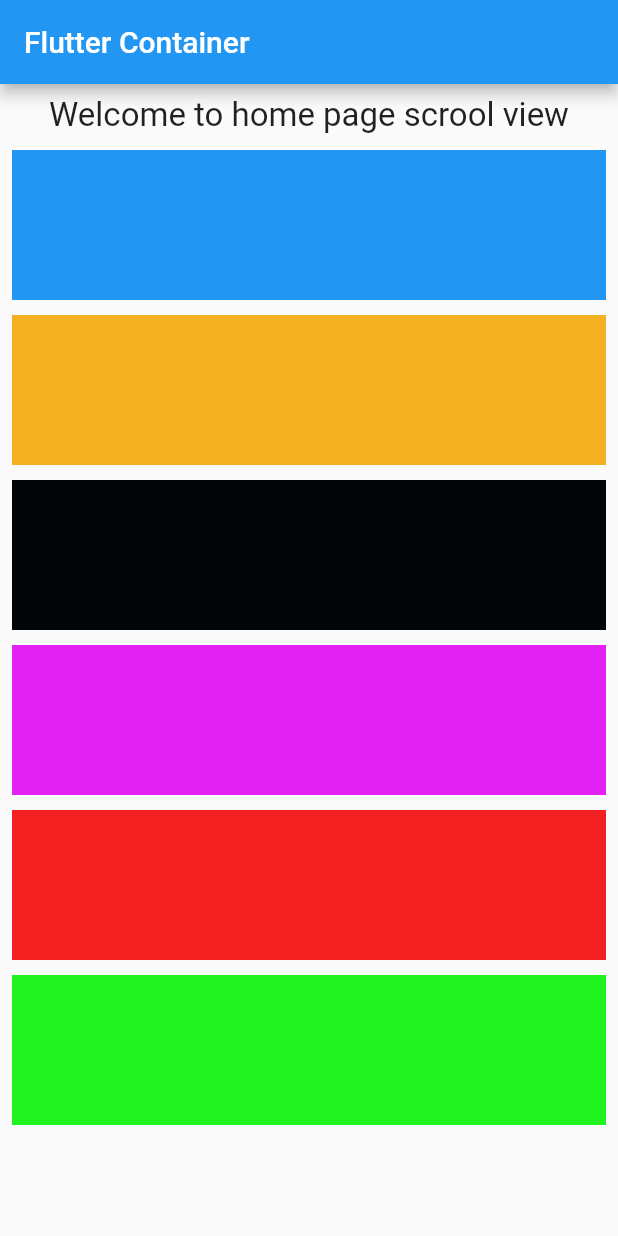
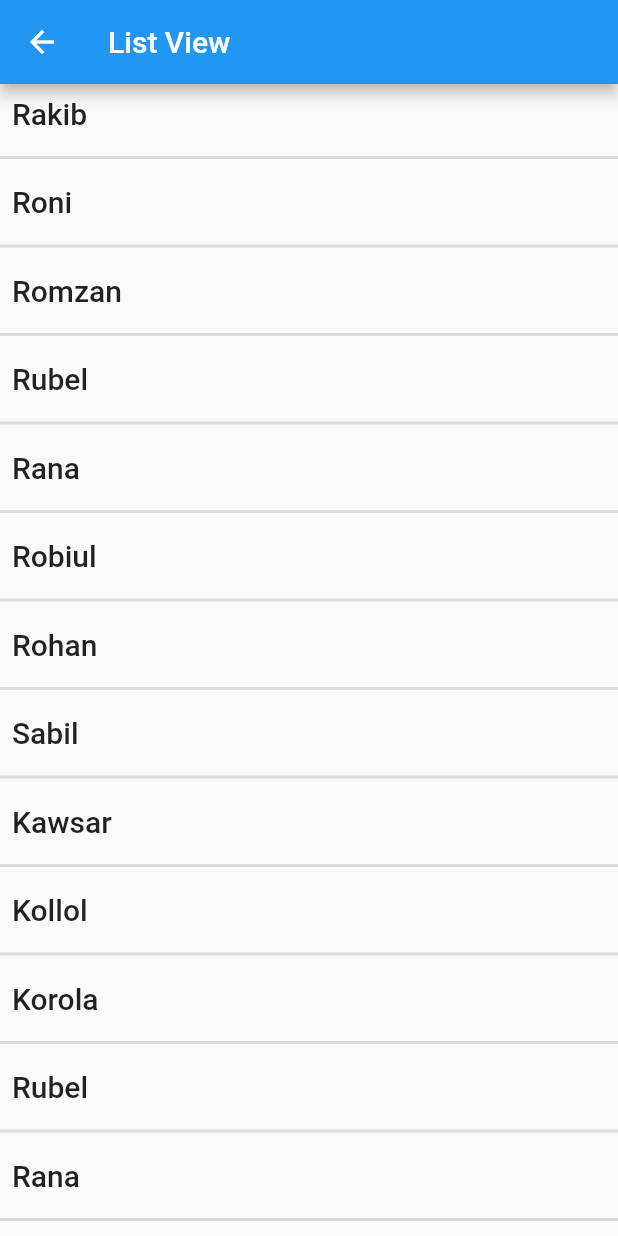
Before and after one commit to Devsabirul/FlutterLearn, a Flutter app: the screen it shows after launch, on a phone screen of 412 x 824 dp. Run offline on Flutter 3.47's test engine with Material 2 defaults, Android fonts, the phone set to English and light mode, and no system bars.

Commit message:
List view builder

```diff
--- a/flutter_application_1/lib/main.dart
+++ b/flutter_application_1/lib/main.dart
@@ -1,10 +1,9 @@
 import 'package:flutter/material.dart';
-import 'package:google_fonts/google_fonts.dart';
 import 'pages/Homepage.dart';
-import 'pages/login_page.dart';
+import 'pages/listview.dart';
 
 void main() {
-  runApp(MyApp());
+  runApp(const MyApp());
 }
 
 class MyApp extends StatelessWidget {
@@ -16,7 +15,11 @@ class MyApp extends StatelessWidget {
       title: "Flutter Demo",
       debugShowCheckedModeBanner: false,
       theme: ThemeData(primarySwatch: Colors.blue),
-      routes: {"/": (context) => HomePage()},
+      initialRoute: "/listview",
+      routes: {
+        "/": (context) => HomePage(),
+        "/listview": (context) => const ListView_(),
+      },
     );
   }
 }
--- /dev/null
+++ b/flutter_application_1/lib/pages/listview.dart
@@ -0,0 +1,52 @@
+import 'package:flutter/material.dart';
+
+// ignore: camel_case_types
+class ListView_ extends StatelessWidget {
+  const ListView_({super.key});
+
+  @override
+  Widget build(BuildContext context) {
+    var arrName = [
+      'Rakib',
+      'Roni',
+      'Romzan',
+      'Rubel',
+      'Rana',
+      'Robiul',
+      'Rohan',
+      'Sabil',
+      'Kawsar',
+      'Kollol',
+      'Korola',
+      'Rubel',
+      'Rana',
+      'Robiul',
+      'Rohan',
+      'Sabil',
+      'Kawsar',
+      'Kollol',
+    ];
+    return Scaffold(
+      appBar: AppBar(
+        title: const Text("List View"),
+      ),
+      body: ListView.separated(
+        itemBuilder: (context, index) {
+          return Padding(
+            padding: const EdgeInsets.all(8.0),
+            child: Text(arrName[index],
+                style:
+                    const TextStyle(fontSize: 20, fontWeight: FontWeight.w500)),
+          );
+        },
+        itemCount: arrName.length,
+        separatorBuilder: (context, index) {
+          return const Divider(
+            height: 20,
+            thickness: 2,
+          );
+        },
+      ),
+    );
+  }
+}
```
